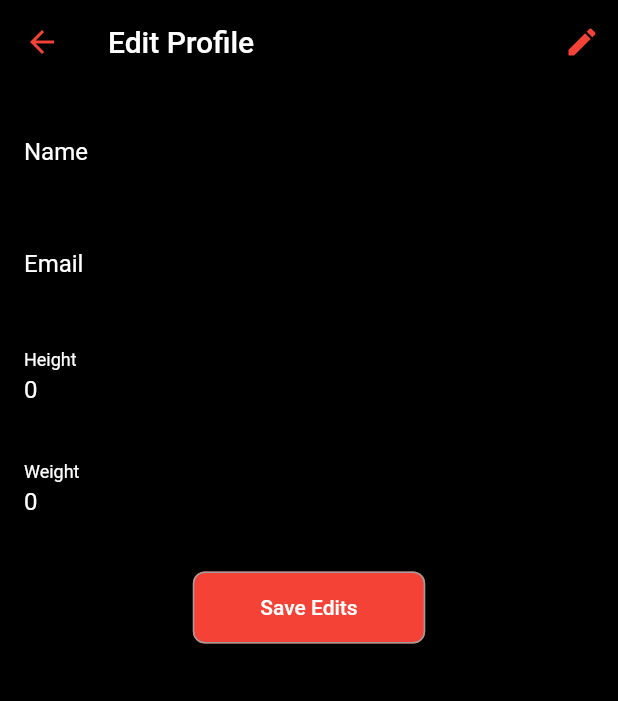
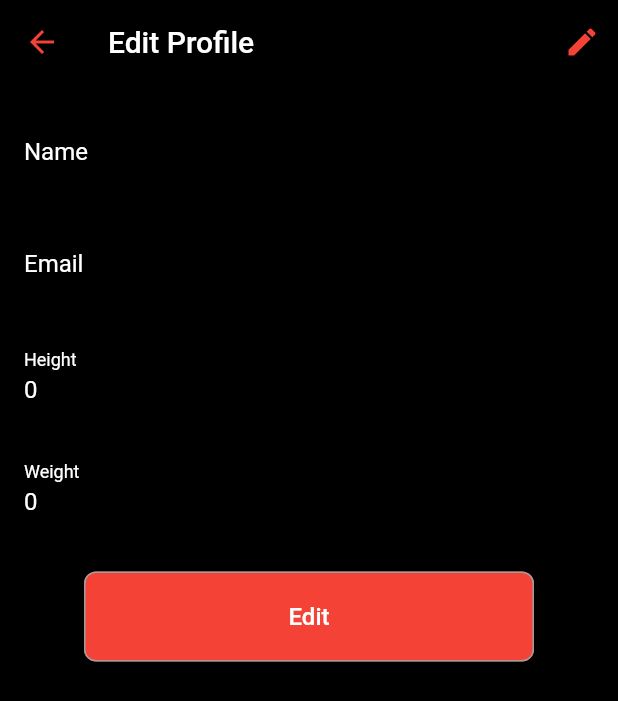
Before and after one commit to shannon-jx/WeGoJim, a Flutter app: the EditProfilePage screen opened directly, after a tap on "Save Edits", on a phone screen of 412 x 824 dp. Shown: the top 701 px of the screen. Run offline on Flutter 3.47's test engine with Material 2 defaults, Android fonts, the phone set to English and light mode, and no system bars; our stand-ins replace cloud_firestore, firebase_auth, firebase_core, google_sign_in, image_cropper, image_picker and 1 more; accounts and stored records are empty; network calls fail.

Commit message:
Add files via upload

```diff
--- a/lib/edit_profile_page.dart
+++ b/lib/edit_profile_page.dart
@@ -107,6 +107,7 @@ class _EditProfilePageState extends State<EditProfilePage> {
                   });
                 },
                 style: ElevatedButton.styleFrom(
+                  fixedSize: Size(300, 60),
                   padding:
                       const EdgeInsets.symmetric(horizontal: 45, vertical: 16),
                   foregroundColor: Colors.red,
@@ -118,10 +119,11 @@ class _EditProfilePageState extends State<EditProfilePage> {
                     ),
                   ),
                 ),
-                child: const Text(
-                  'Save Edits',
+                child: Text(
+                  _isEditing ? 'Save Edits' : 'Edit',
                   style: TextStyle(
                     color: Colors.white,
+                    fontSize: 16.0,
                   ),
                 ),
               ),
--- a/lib/home_page.dart
+++ b/lib/home_page.dart
@@ -181,7 +181,7 @@ class HomePage extends StatelessWidget {
                     Navigator.of(context).push(
                       MaterialPageRoute(
                         builder: (BuildContext context) {
-                          return const RecommendedWorkoutPage();
+                          return RecommendedWorkoutPage();
                         },
                       ),
                     );
--- a/lib/recommended_workouts.dart
+++ b/lib/recommended_workouts.dart
@@ -35,7 +35,7 @@ class RecommendedWorkoutPage extends StatelessWidget {
                   Navigator.of(context).push(
                     MaterialPageRoute(
                       builder: (BuildContext context) {
-                        return const BeginnersWorkoutPage();
+                        return BeginnersWorkoutPage();
                       },
                     ),
                   );
--- a/lib/workout_calendar_page.dart
+++ b/lib/workout_calendar_page.dart
@@ -191,6 +191,7 @@ class _WorkoutCalendarPageState extends State<WorkoutCalendarPage> {
   Future<void> _showDeleteConfirmationDialog(SavedWorkout sWorkout) async {
     return showDialog<void>(
       context: context,
+
       builder: (BuildContext context) {
         return AlertDialog(
           title: const Text('Delete Workout'),
```
Also changed, not shown: lib/beginners_workout_page.dart (+16 -2 lines), lib/todays_workout_page.dart (line endings or trailing spaces).
